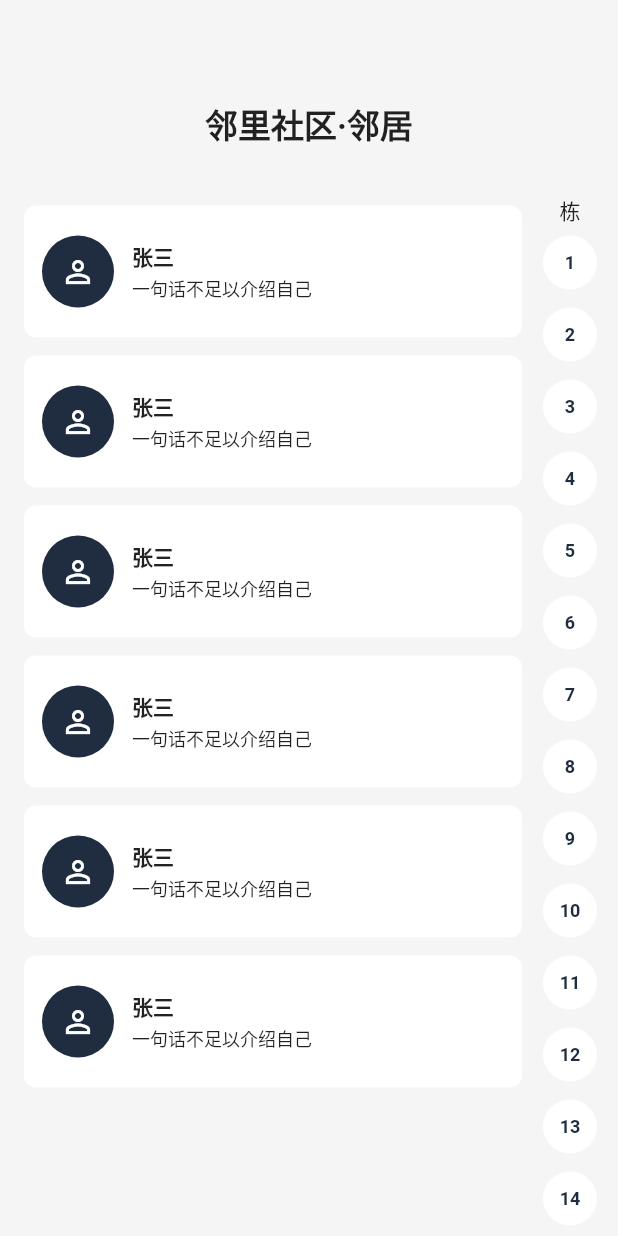
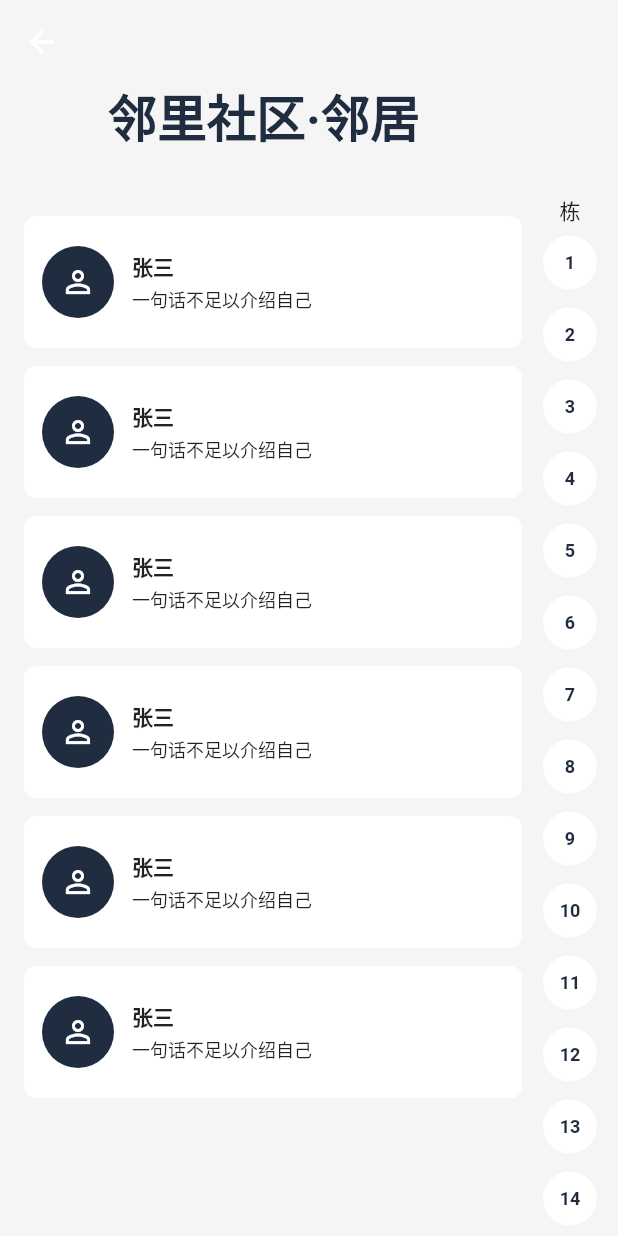
Before and after one commit to xujiyou/wo, a Flutter app: the TouristUserPage screen opened directly, on a phone screen of 412 x 824 dp. Run offline on Flutter 3.47's test engine with Material 2 defaults, Android fonts, the phone set to English and light mode, and no system bars; our stand-ins replace dio, font_awesome_flutter, shared_preferences; missing offline and left inert: flukit; accounts and stored records are empty; Roboto replaces fonts that are missing (kaiti).

Commit message:
fix a bug

```diff
--- a/lib/pages/tourist/tourist_ask_page.dart
+++ b/lib/pages/tourist/tourist_ask_page.dart
@@ -12,7 +12,7 @@ class TouristAskPage extends StatefulWidget {
   State<StatefulWidget> createState() => _TouristAskPageState();
 }
 
-class _TouristAskPageState extends State<TouristAskPage> {
+class _TouristAskPageState extends State<TouristAskPage>  with AutomaticKeepAliveClientMixin<TouristAskPage> {
 
   @override
   Widget build(BuildContext context) {
@@ -113,4 +113,6 @@ class _TouristAskPageState extends State<TouristAskPage> {
     );
   }
 
+  @override
+  bool get wantKeepAlive => true;
 }
--- a/lib/pages/tourist/tourist_user_page.dart
+++ b/lib/pages/tourist/tourist_user_page.dart
@@ -7,7 +7,7 @@ class TouristUserPage extends StatefulWidget {
   State<StatefulWidget> createState() => _TouristUserPageState();
 }
 
-class _TouristUserPageState extends State<TouristUserPage> {
+class _TouristUserPageState extends State<TouristUserPage> with AutomaticKeepAliveClientMixin<TouristUserPage> {
 
   @override
   Widget build(BuildContext context) {
@@ -18,23 +18,33 @@ class _TouristUserPageState extends State<TouristUserPage> {
         body: Stack(
           alignment: Alignment.bottomRight,
           children: <Widget>[
-            ListView(
+            Container(
+              width: MediaQuery.of(context).size.width,
+              height: MediaQuery.of(context).size.height,
+              child: NestedScrollView(
+                headerSliverBuilder: (BuildContext context, bool innerBoxIsScrolled) {
+                  return <Widget>[
+                    SliverAppBar(
+                      pinned: true,
+                      floating: true,
+                      snap: true,
+                      expandedHeight: 118.0,
+                      backgroundColor: theme.backgroundColor,
+                      flexibleSpace: FlexibleSpaceBar(
+                        title: Text("邻里社区·邻居", style: TextStyle(fontWeight: FontWeight.bold, fontSize: 22.0,  fontFamily: "kaiti", color: theme.primaryColor)),
+                      )
+                    )
+                  ];
+                },
+                body: ListView(
                   padding: EdgeInsets.only(bottom: kToolbarHeight + 20.0),
                   children: <Widget>[
-                SizedBox(height: 60.0,),
-                Container(
-                  padding: EdgeInsets.only(top: 6.0, bottom: 12.0),
-                  margin: EdgeInsets.symmetric(horizontal: 16.0),
-                  alignment: Alignment.center,
-                  child: Text("邻里社区·邻居", style: TextStyle(fontWeight: FontWeight.bold, fontSize: 22.0,  fontFamily: "kaiti"),),
-                ),
                     SizedBox(height: 20.0),
                     Row(
                       crossAxisAlignment: CrossAxisAlignment.start,
                       children: <Widget>[
                         Expanded(
                           child: Column(
-
                             children: <Widget>[
                               UserInfoWidget(),
                               UserInfoWidget(),
@@ -49,6 +59,8 @@ class _TouristUserPageState extends State<TouristUserPage> {
                       ],
                     )
                   ],
+                ),
+              )
             ),
             Positioned(
               top: 124.0,
@@ -78,4 +90,7 @@ class _TouristUserPageState extends State<TouristUserPage> {
         ),
     );
   }
+
+  @override
+  bool get wantKeepAlive => true;
 }
--- a/lib/pages/tourist/tourist_zone_page.dart
+++ b/lib/pages/tourist/tourist_zone_page.dart
@@ -5,7 +5,7 @@ class TouristZonePage extends StatefulWidget {
   State<StatefulWidget> createState() => _TouristZonePageState();
 }
 
-class  _TouristZonePageState extends State<TouristZonePage> {
+class _TouristZonePageState extends State<TouristZonePage> with AutomaticKeepAliveClientMixin<TouristZonePage> {
 
   @override
   Widget build(BuildContext context) {
@@ -107,4 +107,7 @@ class  _TouristZonePageState extends State<TouristZonePage> {
     );
   }
 
+  @override
+  bool get wantKeepAlive => true;
+
 }
```
Lines whose indentation alone changed are shown as unchanged.
